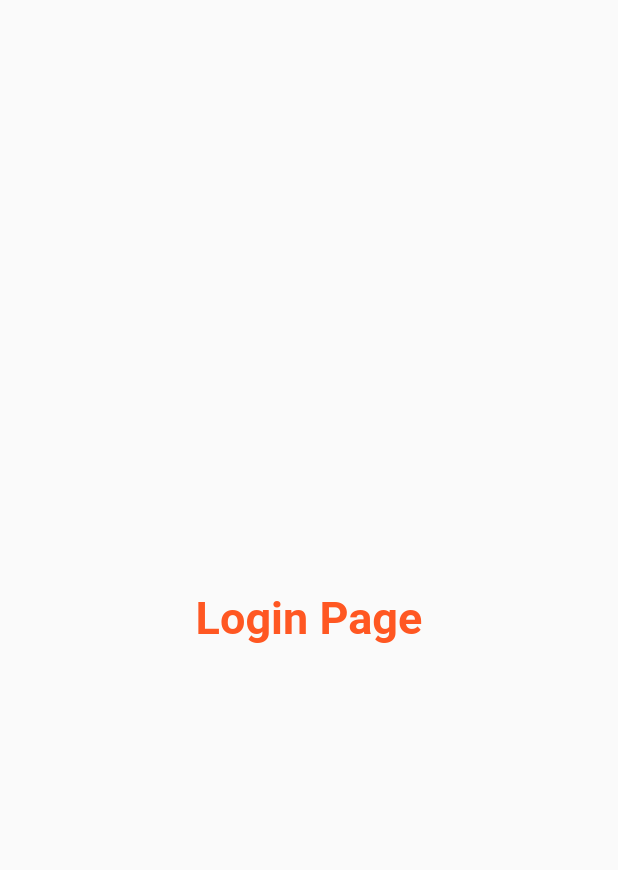
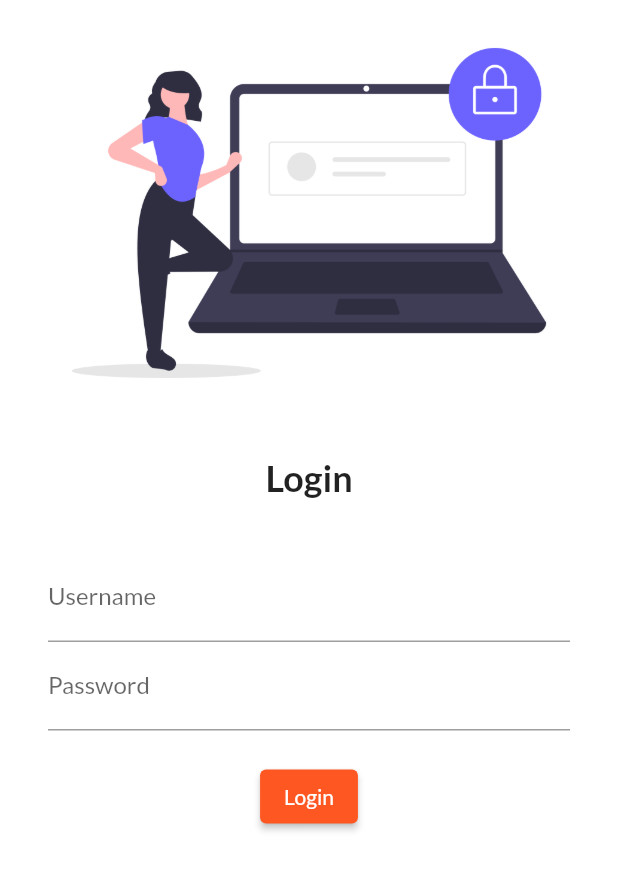
Before and after one commit to Vetagiri-Hrushikesh/flutter_tutorial, a Flutter app: the screen it shows after launch, on a phone screen of 412 x 824 dp. Shown: the top 870 px of the screen. Run offline on Flutter 3.47's test engine with Material 2 defaults, Android fonts, the phone set to English and light mode, and no system bars; our stand-ins replace google_fonts.

Commit message:
login page design has started

```diff
--- a/lib/main.dart
+++ b/lib/main.dart
@@ -1,6 +1,7 @@
 import 'package:flutter/material.dart';
 import 'pages/home_page.dart';
 import 'pages/login_page.dart';
+import 'package:google_fonts/google_fonts.dart';
 
 void main() {
   runApp(MyApp());
@@ -13,7 +14,9 @@ class MyApp extends StatelessWidget {
   Widget build(BuildContext context) {
     return MaterialApp(
       themeMode: ThemeMode.light,
-      theme: ThemeData(primarySwatch: Colors.deepOrange),
+      theme: ThemeData(primarySwatch: Colors.deepOrange,
+      fontFamily: GoogleFonts.lato().fontFamily,
+      ),
       darkTheme: ThemeData(
         brightness: Brightness.dark
       ),
--- a/lib/pages/login_page.dart
+++ b/lib/pages/login_page.dart
@@ -1,3 +1,5 @@
+// ignore_for_file: prefer_const_constructors
+
 import 'package:flutter/material.dart';
 
 class LoginPage extends StatelessWidget {
@@ -6,14 +8,56 @@ class LoginPage extends StatelessWidget {
   @override
   Widget build(BuildContext context) {
     return Material(
-      child: Center(
-        child: Text("Login Page",
-        style: TextStyle(
-          color: Colors.deepOrange,
-          fontSize: 30,
-          fontWeight: FontWeight.bold,
-        ),
-        ),
+      color: Colors.white,
+      child: Column(
+        children: [
+          Image.asset(
+            "assets/images/login_image.png",
+            fit: BoxFit.cover,
+          ),
+          SizedBox(
+            height: 20,
+          ),
+          Text(
+            "Login",
+            style: TextStyle(
+              fontSize: 24,
+              fontWeight: FontWeight.bold,
+            ),
+          ),
+          SizedBox(
+            height: 20,
+          ),
+          Padding(
+            padding: const EdgeInsets.symmetric(vertical: 16.0, horizontal: 32),
+            child: Column(
+              children: [
+                TextFormField(
+                  decoration: InputDecoration(
+                    hintText: "Enter UserName",
+                    labelText: "Username",
+                  ),
+                ),
+                TextFormField(
+                  obscureText: true,
+                  decoration: InputDecoration(
+                    hintText: "Enter Password",
+                    labelText: "Password",
+                  ),
+                ),
+                SizedBox(
+                  height: 20,
+                ),
+                ElevatedButton(
+                    onPressed: () {
+                      print("Hi Hrushikesh");
+                    },
+                    style: TextButton.styleFrom(),
+                    child: Text("Login")),
+              ],
+            ),
+          ),
+        ],
       ),
     );
   }
--- a/pubspec.yaml
+++ b/pubspec.yaml
@@ -34,6 +34,8 @@ dependencies:
   # The following adds the Cupertino Icons font to your application.
   # Use with the CupertinoIcons class for iOS style icons.
   cupertino_icons: ^1.0.2
+  google_fonts: ^2.1.0
+
 
 dev_dependencies:
   flutter_test:
@@ -58,8 +60,8 @@ flutter:
   uses-material-design: true
 
   # To add assets to your application, add an assets section, like this:
-  # assets:
-  #   - images/a_dot_burr.jpeg
+  assets:
+      - assets/images/
   #   - images/a_dot_ham.jpeg
 
   # An image asset can refer to one or more resolution-specific "variants", see
```
Also changed, not shown: assets/images/login_image.png (added), pubspec.lock, 7 other files.
